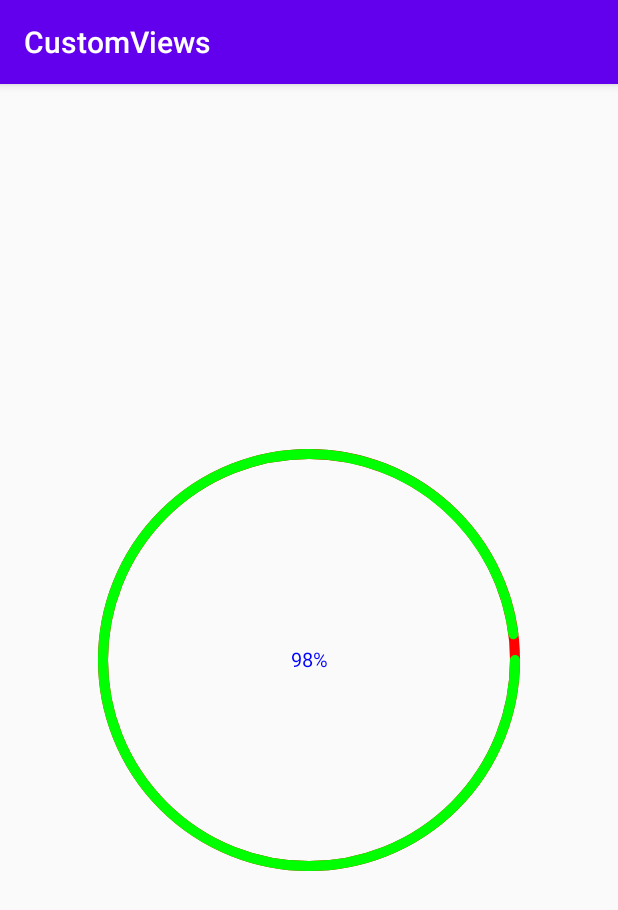
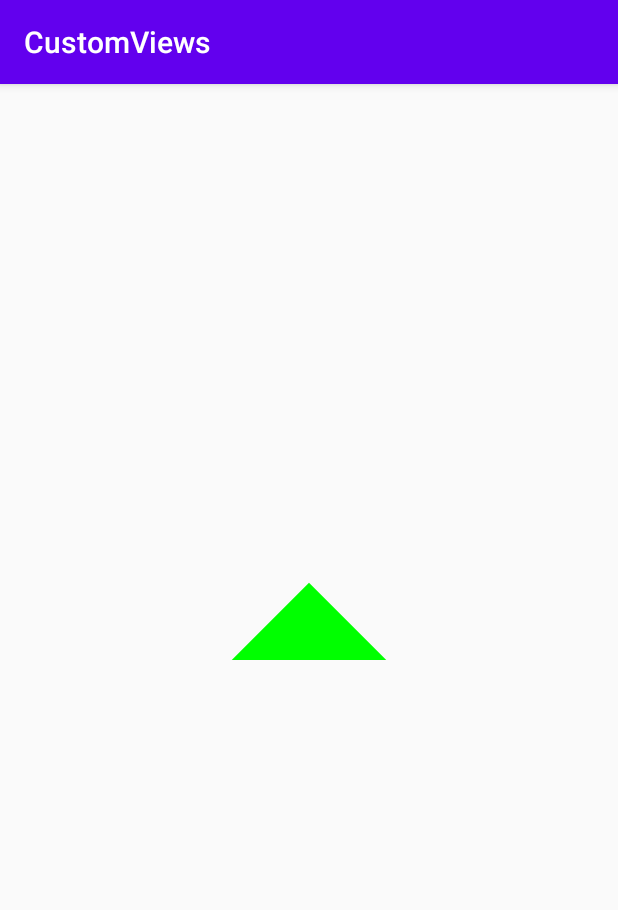
Before and after one commit to LuoSPro/CustomViews, an Android app: the MainActivity screen opened directly, with no data from a screen before it, on a phone screen of 412 x 824 dp. Shown: the top 910 px of the screen. Run offline under Robolectric (Android 15) with nearby library versions, the phone set to English and light mode, and no system bars.

Commit message:
58同城加载页面效果

```diff
--- /dev/null
+++ b/app/src/main/java/com/example/customviews/LoadingView58.java
@@ -0,0 +1,110 @@
+package com.example.customviews;
+
+import android.annotation.SuppressLint;
+import android.content.Context;
+import android.content.res.TypedArray;
+import android.graphics.Canvas;
+import android.graphics.Color;
+import android.graphics.Paint;
+import android.graphics.Path;
+import android.util.AttributeSet;
+import android.view.View;
+
+import androidx.annotation.Nullable;
+
+public class LoadingView58 extends View {
+    private Paint mPaint;
+    private int mTriangleColor;
+    private int mRectangleColor;
+    private int mCircleColor;
+
+    private Status curStatus = null;
+    private Path mPath;
+
+    public LoadingView58(Context context) {
+        this(context,null);
+    }
+
+    public LoadingView58(Context context, @Nullable AttributeSet attrs) {
+        this(context, attrs,0);
+    }
+
+    public LoadingView58(Context context, @Nullable AttributeSet attrs, int defStyleAttr) {
+        super(context, attrs, defStyleAttr);
+        init();
+        TypedArray typedArray = context.obtainStyledAttributes(R.styleable.LoadingView58);
+        mTriangleColor = typedArray.getColor(R.styleable.LoadingView58_TriangleColor,mTriangleColor);
+        mRectangleColor = typedArray.getColor(R.styleable.LoadingView58_TriangleColor,mRectangleColor);
+        mCircleColor = typedArray.getColor(R.styleable.LoadingView58_CircleColor,mCircleColor);
+
+        typedArray.recycle();
+    }
+
+    private void init(){
+        mCircleColor = Color.BLUE;
+        mTriangleColor = Color.GREEN;
+        mRectangleColor = Color.RED;
+        mPaint = new Paint();
+        mPath = new Path();
+    }
+
+    @Override
+    protected void onMeasure(int widthMeasureSpec, int heightMeasureSpec) {
+        int width = MeasureSpec.getSize(widthMeasureSpec);
+        int height = MeasureSpec.getSize(heightMeasureSpec);
+
+        int min = Math.min(width, height);
+        setMeasuredDimension(min,min);
+    }
+
+    @SuppressLint("DrawAllocation")
+    @Override
+    protected void onDraw(Canvas canvas) {
+        int width = getWidth();
+        int height = getHeight();
+        mPaint.setStyle(Paint.Style.FILL);
+        mPaint.setStrokeJoin(Paint.Join.ROUND);
+        mPaint.setStrokeWidth(20f);
+        mPaint.setAntiAlias(true);
+
+        float centerX = (float) (1.0*width/2);
+        float centerY = (float) (1.0*height/2);
+        float radius = (float) (1.0*width/8);
+        float side = (float) (1.0*width/8);
+        //画圆
+        if (curStatus == Status.CIRCLE){
+            mPaint.setColor(mCircleColor);
+            canvas.drawCircle(centerX,centerY,radius,mPaint);
+        }else if(curStatus == Status.RECTANGLE){
+            mPaint.setColor(mRectangleColor);
+            mPath.moveTo(centerX-side,centerY-side);
+            mPath.lineTo(centerX-side,centerY+side);
+            mPath.lineTo(centerX+side,centerY+side);
+            mPath.lineTo(centerX+side,centerY-side);
+            mPath.lineTo(centerX-side,centerY-side);
+            canvas.drawPath(mPath,mPaint);
+//            canvas.drawRect(centerX-side,centerY-side,centerX+side,centerY-side,mPaint);
+        }else if(curStatus == Status.TRIANGLE){
+            mPaint.setColor(mTriangleColor);
+            mPath.moveTo(centerX-radius,centerY);
+            mPath.lineTo(centerX+radius,centerY);
+            mPath.lineTo(centerX,centerY-radius);
+            mPath.lineTo(centerX-radius,centerY);
+            canvas.drawPath(mPath,mPaint);
+        }
+
+        //画矩形
+
+
+        //画三角形
+    }
+
+    enum Status{
+        TRIANGLE,RECTANGLE,CIRCLE
+    }
+
+    public void setStatus(Status status){
+        curStatus = status;
+        invalidate();
+    }
+}
--- a/app/src/main/java/com/example/customviews/MainActivity.kt
+++ b/app/src/main/java/com/example/customviews/MainActivity.kt
@@ -4,6 +4,8 @@ import android.animation.ObjectAnimator
 import android.animation.ValueAnimator
 import androidx.appcompat.app.AppCompatActivity
 import android.os.Bundle
+import android.os.Handler
+import android.os.Looper
 import android.view.animation.DecelerateInterpolator
 import kotlinx.android.synthetic.main.activity_main.*
 
@@ -12,23 +14,23 @@ class MainActivity : AppCompatActivity() {
     override fun onCreate(savedInstanceState: Bundle?) {
         super.onCreate(savedInstanceState)
         setContentView(R.layout.activity_main)
-        initDynamicProgress()
+        mHandle = Handler(Looper.getMainLooper())
+        initLoadingView58()
     }
 
-    private fun initDynamicProgress() {
-        //属性动画
-        val valueAnimator = ObjectAnimator.ofFloat(0f, 100f)
-        valueAnimator.apply {
-            duration = 3000
-            interpolator = DecelerateInterpolator()
-            addUpdateListener(object : ValueAnimator.AnimatorUpdateListener {
-                override fun onAnimationUpdate(animation: ValueAnimator?) {
-                    //这里只能先转成Float，直接先转成Int会崩掉
-                    val curStep: Float = animation?.animatedValue as Float
-                    progress_view.setProgress(curStep.toInt())
-                }
-            })
-            start()
-        }
+    private fun initLoadingView58() {
+        changeLoadingStatus(LoadingView58.Status.CIRCLE,0);
+        changeLoadingStatus(LoadingView58.Status.TRIANGLE,1000);
+        changeLoadingStatus(LoadingView58.Status.RECTANGLE,2000);
+    }
+
+    private lateinit var mHandle: Handler
+
+    private fun changeLoadingStatus(status: LoadingView58.Status, time: Long ) {
+        mHandle.postDelayed(object : Runnable{
+            override fun run() {
+                loading_view.setStatus(status)
+            }
+        },time)
     }
 }
--- a/app/src/main/res/layout/activity_main.xml
+++ b/app/src/main/res/layout/activity_main.xml
@@ -8,13 +8,11 @@
     android:gravity="center"
     android:orientation="vertical">
 
-    <com.example.customviews.DynamicProgress
-        android:id="@+id/progress_view"
-        app:ProgressColor="@color/colorPrimary"
-        app:RoundColor="@color/colorAccent"
-        app:RoundWidth="30dp"
-        app:ProgressTextColor="@color/colorPrimary"
-        app:ProgressTextSize="26sp"
+    <com.example.customviews.LoadingView58
+        app:CircleColor="@color/colorPrimary"
+        app:RectangleColor="@color/colorAccent"
+        app:TriangleColor="@color/colorAccent"
+        android:id="@+id/loading_view"
         android:layout_width="match_parent"
         android:layout_height="match_parent"/>
 
```
